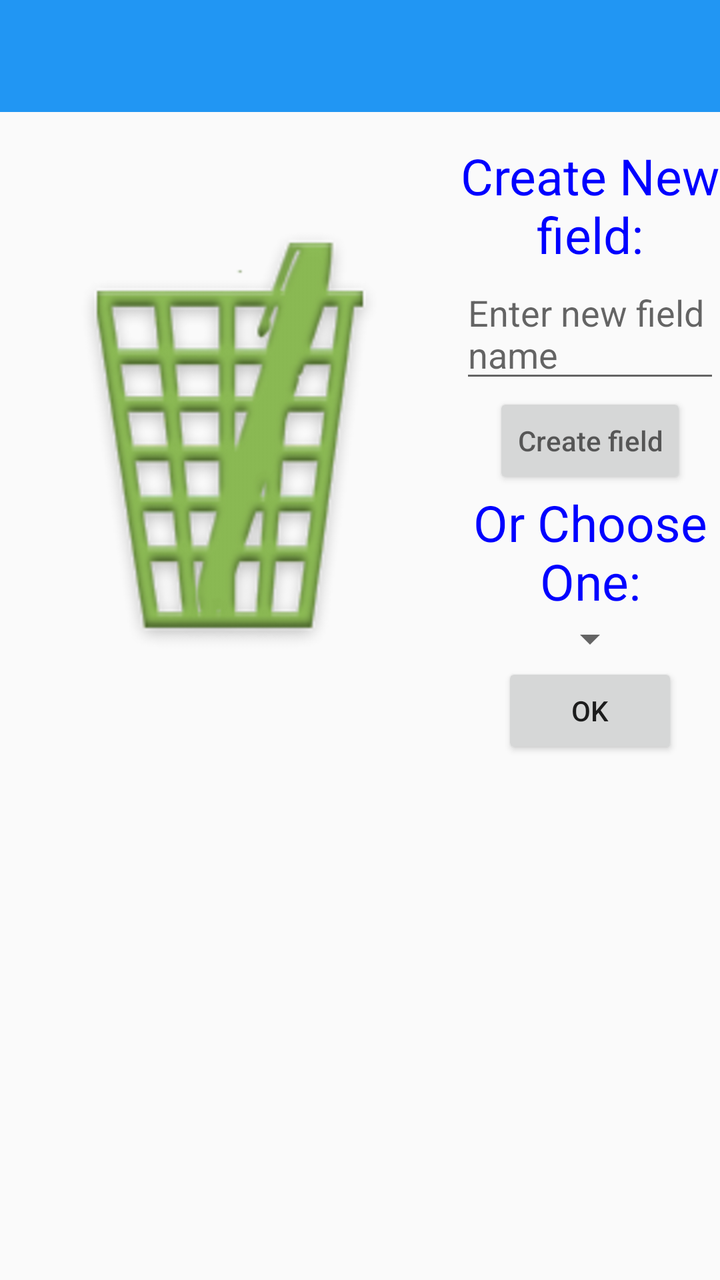
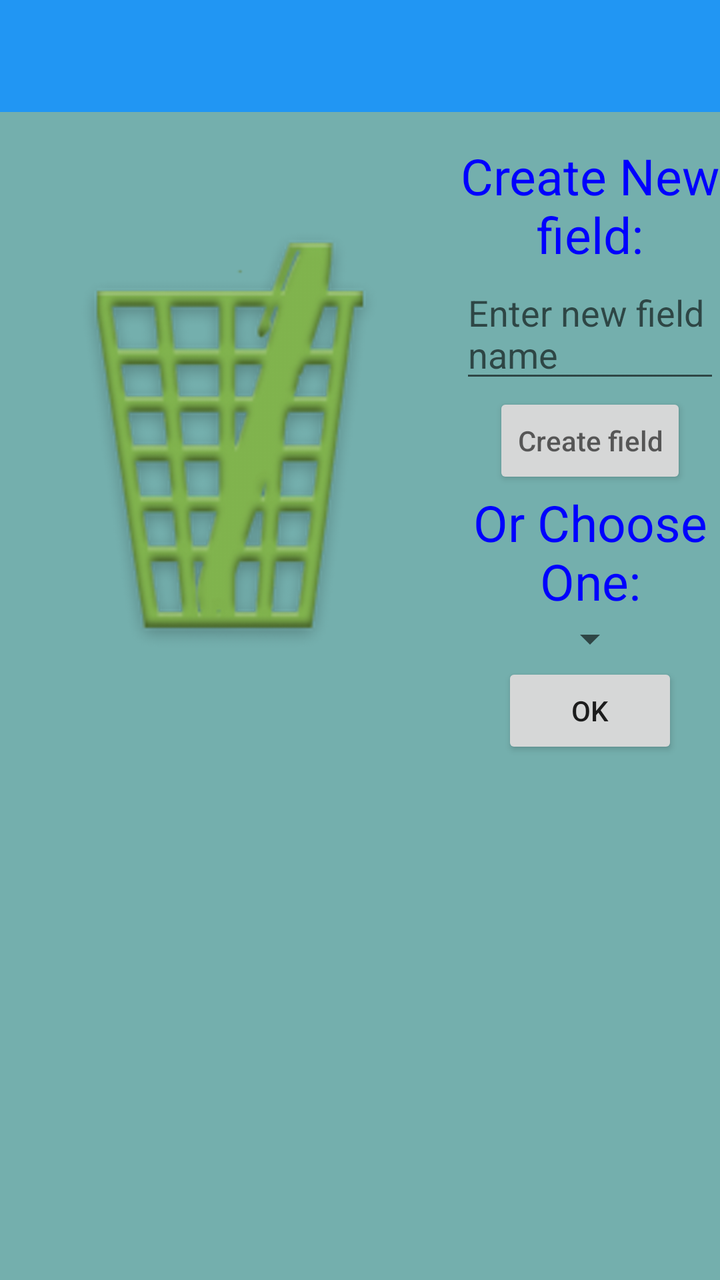

Before-and-after screenshots of an Android layout around one commit, followed by the original layout XML and the change that was made.
<!-- AndroidManifest.xml: application theme AppTheme -->
<!-- res/layout/activity_main.xml -->
<?xml version="1.0" encoding="utf-8"?>
<LinearLayout xmlns:android="http://schemas.android.com/apk/res/android"
    android:layout_width="match_parent"
    android:layout_height="match_parent"
    android:orientation="vertical"
    >
    <android.support.v7.widget.Toolbar xmlns:app="http://schemas.android.com/apk/res-auto"
        android:id="@+id/toolbar_main_activity"
        android:layout_width="fill_parent"
        android:layout_height="?attr/actionBarSize"
        android:background="?attr/colorPrimary"
        android:minHeight="?attr/actionBarSize">

    </android.support.v7.widget.Toolbar>

    <LinearLayout
        android:layout_width="match_parent"
        android:layout_height="wrap_content"
        android:orientation="horizontal">
    <ImageView
    android:layout_width="220dp"
    android:layout_height="220dp"
    android:src="@drawable/ic_launcher512"
    android:scaleType="fitCenter"
    android:layout_gravity="center"
    android:layout_margin="5dp"/>
    <ScrollView
        android:layout_width="match_parent"
        android:layout_height="wrap_content">

    <LinearLayout
        android:layout_width="match_parent"
        android:layout_height="wrap_content"
        android:orientation="vertical"
        android:layout_marginTop="15dp">

        <TextView
            android:layout_width="match_parent"
            android:layout_height="wrap_content"
            android:gravity="center"
            android:text="@string/create_new_field_or"
            android:textColor="#0000FF"
            android:textSize="25sp" />

        <EditText
            android:id="@+id/enter_new_field_name"
            android:layout_width="wrap_content"
            android:layout_height="wrap_content"
            android:layout_gravity="center"
            android:hint="@string/enter_new_field_name"
            android:imeOptions="flagNoExtractUi"/>

        <Button
            android:id="@+id/create_new_field"
            android:layout_width="wrap_content"
            android:layout_height="wrap_content"
            android:layout_gravity="center"
            android:hint="@string/create_field" />

        <TextView
            android:id="@+id/or_choose_one"
            android:layout_width="match_parent"
            android:layout_height="wrap_content"
            android:gravity="center"
            android:text="@string/or_choose_one"
            android:textColor="#0000FF"
            android:textSize="25sp" />

        <Spinner
            android:id="@+id/fields_spinner"
            android:layout_width="wrap_content"
            android:layout_height="wrap_content"
            android:layout_gravity="center"
            android:gravity="center"
            android:prompt="@string/select_an_field" />
        <Button
            android:id="@+id/field_choose_ok"
            android:layout_width="wrap_content"
            android:layout_height="wrap_content"
            android:text="@string/ok"
            android:layout_gravity="center"
            android:textAllCaps="false"/>

    </LinearLayout>
    </ScrollView>
    </LinearLayout>
</LinearLayout>
<!-- resources referenced by this layout -->
<resources>
  <!-- drawable ic_launcher512: png bitmap (drawable, 110415 bytes) -->
  <string name="create_field">Create field</string>
  <string name="create_new_field_or">Create New field:</string>
  <string name="enter_new_field_name">Enter new field name</string>
  <string name="ok">OK</string>
  <string name="or_choose_one">Or Choose One:</string>
  <string name="select_an_field">Select an field</string>
  <style name="AppTheme" parent="MyTheme.Base">
      </style>
  <style name="MyTheme.Base" parent="Theme.AppCompat.Light.DarkActionBar">
          <item name="windowNoTitle">true</item>
          <item name="windowActionBar">false</item>
          <item name="colorPrimary">#2196F3</item>
          <item name="colorPrimaryDark">#1976D2</item>
          <item name="colorAccent">#FF4081</item>
      </style>
</resources>

<!-- the commit's change to res/layout/activity_main.xml (unified diff, before → after) -->
@@ -3,7 +3,7 @@
     android:layout_width="match_parent"
     android:layout_height="match_parent"
     android:orientation="vertical"
-    >
+    android:background="#74AFAD">
     <android.support.v7.widget.Toolbar xmlns:app="http://schemas.android.com/apk/res-auto"
         android:id="@+id/toolbar_main_activity"
         android:layout_width="fill_parent"
